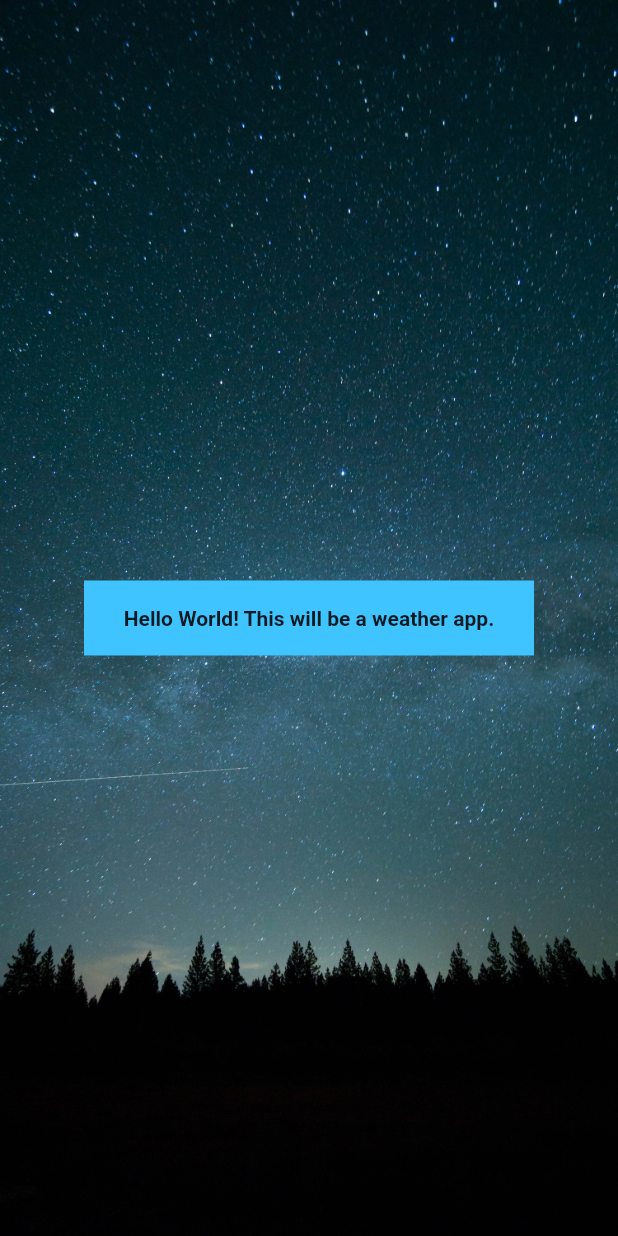
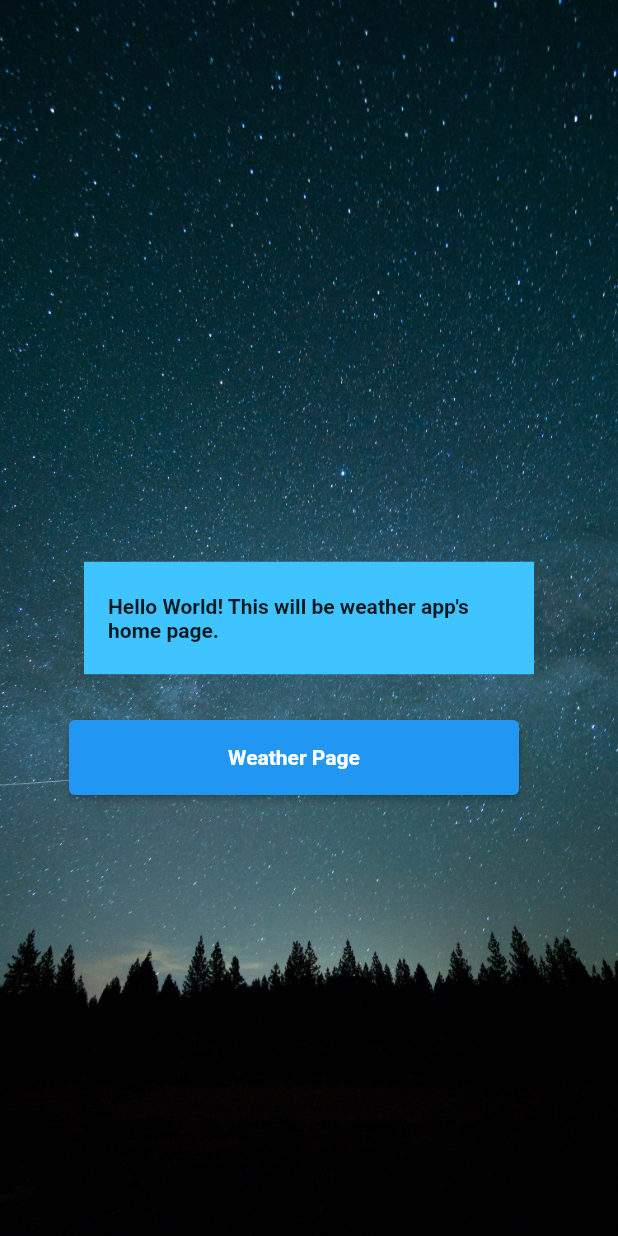
Before and after one commit to Wesley26/weather-App, a Flutter app: the screen it shows after launch, on a phone screen of 412 x 824 dp. Run offline on Flutter 3.47's test engine with Material 2 defaults, Android fonts, the phone set to English and light mode, and no system bars.

Commit message:
03/26/2023 Commit - Added basic navigation - homescreen and weatherscreen, Added universal styles

```diff
--- /dev/null
+++ b/lib/app_pages/homescreen.dart
@@ -0,0 +1,54 @@
+import 'package:flutter/material.dart';
+
+import 'weatherscreen.dart';
+
+import '../components/universalstyles.dart';
+
+///Text for Home page
+const sampleMainText = "Hello World! This will be weather app's home page.";
+const goToWeatherText = "Weather Page";
+
+class HomeScreen extends StatelessWidget {
+  const HomeScreen({super.key});
+
+  @override
+  Widget build(BuildContext context) {
+    return Scaffold(
+        body: Stack(children: <Widget>[
+      Container(
+        decoration: const BoxDecoration(
+          image: DecorationImage(
+            image: Styles.backgroundImage,
+            fit: BoxFit.cover,
+          ),
+        ),
+      ),
+      Center(
+        child: Container(
+          width: 300,
+          height: 75,
+          padding: const EdgeInsets.all(16.0),
+          decoration: const BoxDecoration(
+            color: Colors.lightBlueAccent,
+          ),
+          child: const Center(
+            child: Text(sampleMainText, style: Styles.boldTextStyles),
+          ),
+        ),
+      ),
+      Container(
+        width: 300,
+        height: 50,
+        margin: const EdgeInsets.only(top: 480.0, left: 46.0),
+        child: ElevatedButton(
+            child: const Text(goToWeatherText, style: Styles.boldTextStyles),
+            onPressed: () {
+              Navigator.push(
+                context,
+                MaterialPageRoute(builder: (context) => const WeatherScreen()),
+              );
+            }),
+      )
+    ]));
+  }
+}
--- /dev/null
+++ b/lib/components/universalstyles.dart
@@ -0,0 +1,9 @@
+import 'package:flutter/material.dart';
+
+///Any re-usable Styles are referenced from this file.
+
+class Styles {
+  //todo: make backgroundImage have state and change depending on time of day
+  static const backgroundImage = AssetImage("assets/mainPhotos/Night_Sky.jpg");
+  static const boldTextStyles = TextStyle(fontWeight: FontWeight.bold);
+}
--- a/lib/main.dart
+++ b/lib/main.dart
@@ -1,43 +1,19 @@
 import 'package:flutter/material.dart';
+
+import 'app_pages/homescreen.dart';
 
 /// This is for demonstration purposes to start.
 
 void main() => runApp(const WeatherApp());
-
-const backgroundImage = AssetImage("assets/mainPhotos/Night_Sky.jpg");
-
-const sampleContentText = 'Hello World! This will be a weather app.';
-const boldTextStyles = TextStyle(fontWeight: FontWeight.bold);
 
 class WeatherApp extends StatelessWidget {
   const WeatherApp({super.key});
 
   @override
   Widget build(BuildContext context) {
-    return MaterialApp(
-        home: Scaffold(
-            body: Stack(children: <Widget>[
-      Container(
-        decoration: const BoxDecoration(
-          image: DecorationImage(
-            image: backgroundImage,
-            fit: BoxFit.cover,
-          ),
-        ),
-      ),
-      Center(
-        child: Container(
-          width: 300,
-          height: 50,
-          padding: const EdgeInsets.all(16.0),
-          decoration: const BoxDecoration(
-            color: Colors.lightBlueAccent,
-          ),
-          child: const Center(
-            child: Text(sampleContentText, style: boldTextStyles),
-          ),
-        ),
-      ),
-    ])));
+    return const MaterialApp(
+      title: "Pocket Weather",
+      home: HomeScreen(),
+    );
   }
 }
```
Also changed, not shown: lib/app_pages/weatherscreen.dart (added, +54 -0 lines).
